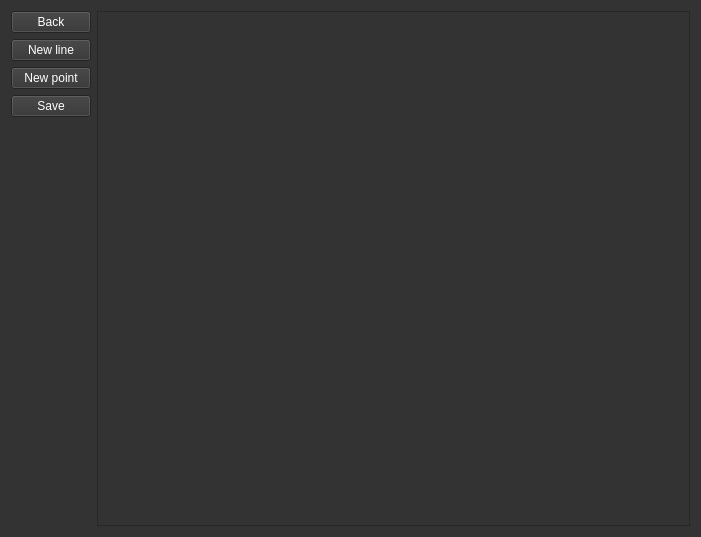
woofiwaffle/Route-Map, file ui/interface.ui: the form before one commit.
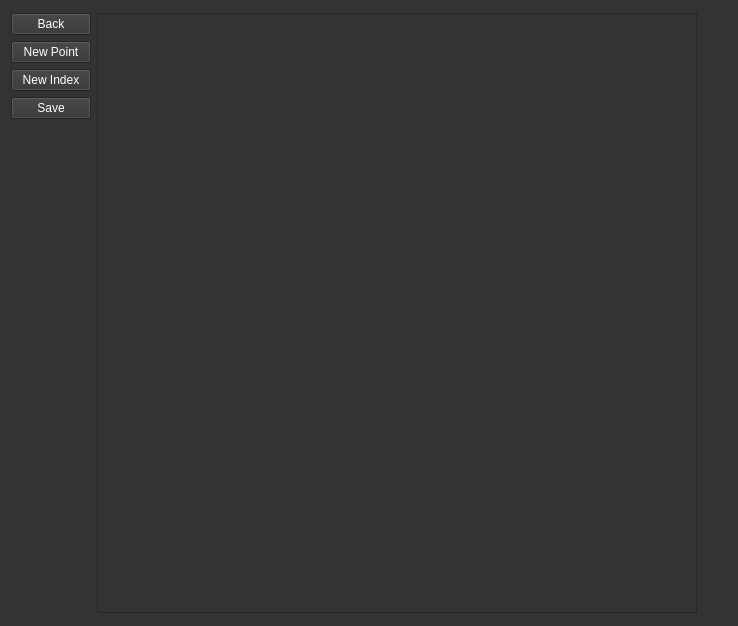
The form after the commit.

```diff
--- a/ui/interface.ui
+++ b/ui/interface.ui
@@ -6,10 +6,16 @@
    <rect>
     <x>0</x>
     <y>0</y>
-    <width>701</width>
-    <height>537</height>
+    <width>738</width>
+    <height>626</height>
    </rect>
   </property>
+  <property name="minimumSize">
+   <size>
+    <width>600</width>
+    <height>600</height>
+   </size>
+  </property>
   <property name="windowTitle">
    <string>Form</string>
   </property>
@@ -18,9 +24,9 @@
 color: #ffffff
 </string>
   </property>
-  <layout class="QFormLayout" name="formLayout">
+  <layout class="QFormLayout" name="formLayout_2">
    <item row="0" column="0">
-    <layout class="QFormLayout" name="formLayout_2">
+    <layout class="QFormLayout" name="formLayout">
      <item row="0" column="0">
       <widget class="QPushButton" name="button_Back">
        <property name="text">
@@ -29,21 +35,24 @@
       </widget>
      </item>
      <item row="1" column="0">
-      <widget class="QPushButton" name="button_Back_2">
+      <widget class="QPushButton" name="button_NewPoint">
        <property name="text">
-        <string>New line</string>
+        <string>New Point</string>
        </property>
       </widget>
      </item>
      <item row="2" column="0">
-      <widget class="QPushButton" name="button_Back_4">
+      <widget class="QPushButton" name="button_Index">
+       <property name="locale">
+        <locale language="Russian" country="Belarus"/>
+       </property>
        <property name="text">
-        <string>New point</string>
+        <string>New Index</string>
        </property>
       </widget>
      </item>
      <item row="3" column="0">
-      <widget class="QPushButton" name="button_Back_5">
+      <widget class="QPushButton" name="button_Save">
        <property name="text">
         <string>Save</string>
        </property>
@@ -52,7 +61,40 @@
     </layout>
    </item>
    <item row="0" column="1">
-    <widget class="QGraphicsView" name="graphicsView"/>
+    <widget class="QGraphicsView" name="graphicsView">
+     <property name="enabled">
+      <bool>true</bool>
+     </property>
+     <property name="minimumSize">
+      <size>
+       <width>600</width>
+       <height>600</height>
+      </size>
+     </property>
+     <property name="maximumSize">
+      <size>
+       <width>0</width>
+       <height>0</height>
+      </size>
+     </property>
+     <property name="baseSize">
+      <size>
+       <width>0</width>
+       <height>0</height>
+      </size>
+     </property>
+     <property name="cursor" stdset="0">
+      <cursorShape>CrossCursor</cursorShape>
+     </property>
+     <property name="sceneRect">
+      <rectf>
+       <x>0.000000000000000</x>
+       <y>0.000000000000000</y>
+       <width>0.000000000000000</width>
+       <height>0.000000000000000</height>
+      </rectf>
+     </property>
+    </widget>
    </item>
   </layout>
  </widget>
```
